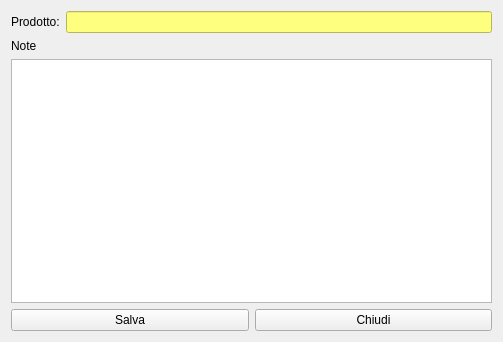
Qt form ftupdate_tag.ui (fblabs/CLTags) before a commit.
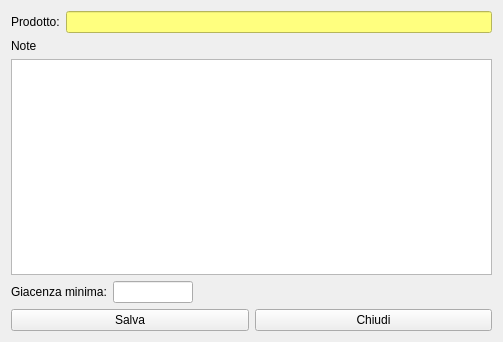
The same form after that commit. Icons and pictures are not drawn.

What changed in the file:
```diff
--- a/ftupdate_tag.ui
+++ b/ftupdate_tag.ui
@@ -56,6 +56,33 @@
      </item>
     </layout>
    </item>
+   <item>
+    <layout class="QFormLayout" name="formLayout">
+     <item row="0" column="0">
+      <widget class="QLabel" name="label_3">
+       <property name="text">
+        <string>Giacenza minima:</string>
+       </property>
+      </widget>
+     </item>
+     <item row="0" column="1">
+      <widget class="QLineEdit" name="le_giacenza_minima">
+       <property name="minimumSize">
+        <size>
+         <width>80</width>
+         <height>0</height>
+        </size>
+       </property>
+       <property name="maximumSize">
+        <size>
+         <width>80</width>
+         <height>16777215</height>
+        </size>
+       </property>
+      </widget>
+     </item>
+    </layout>
+   </item>
    <item>
     <layout class="QHBoxLayout" name="horizontalLayout_2">
      <item>
```
